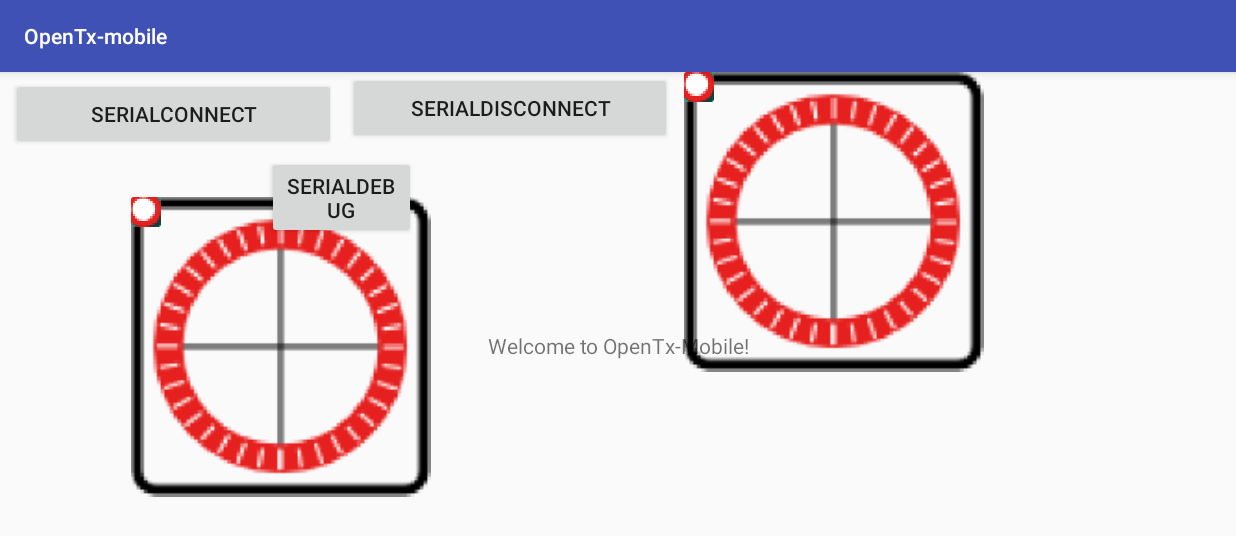
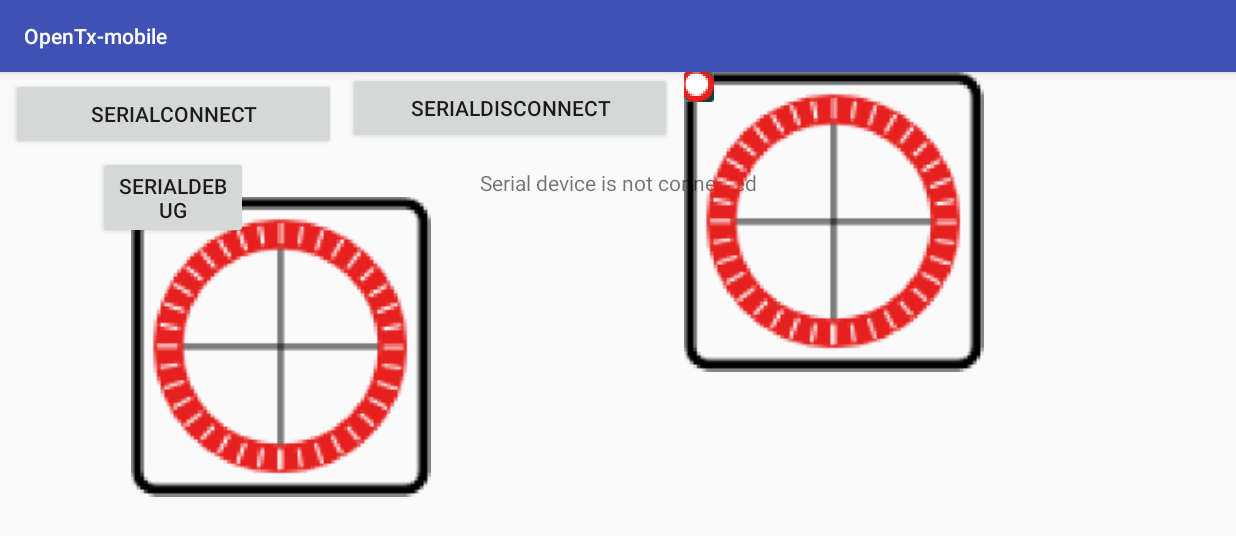
Before and after one commit to c1byte/OpenTX-Mobile, an Android app: the screen it shows after launch (MainActivity), after a tap on "SERIALCONNECT", on a phone screen of 824 x 412 dp (held sideways). Shown: the top 536 px of the screen. Run offline under Robolectric (Android 15) with nearby library versions, the phone set to English and light mode, and no system bars.

Commit message:
Remove OpentxGlobal Add Global value in application Connect improve

```diff
--- a/OpenTxmobile/app/src/main/java/com/choi_n_yang/opentx_mobile/opentx_mobile/MainActivity.java
+++ b/OpenTxmobile/app/src/main/java/com/choi_n_yang/opentx_mobile/opentx_mobile/MainActivity.java
@@ -5,53 +5,51 @@ import android.support.v7.app.AppCompatActivity;
 import android.os.Bundle;
 import android.view.View;
 import android.widget.ImageView;
+import android.widget.TextView;
 
 import com.choi_n_yang.opentx_mobile.opentx_mobile.usbserial.driver.UsbSerialPort;
 
 public class MainActivity extends AppCompatActivity {
 
+    private OpenTxMobileApplication m_App;
+
     @Override
     protected void onCreate(Bundle savedInstanceState) {
         super.onCreate(savedInstanceState);
 
-//        int ch1 = OpenTxGlobal.getInstance().getChannel(0);
-//        int ch2 = OpenTxGlobal.getInstance().getChannel(1);
-//        int ch3 = OpenTxGlobal.getInstance().getChannel(2);
-//        int ch4 = OpenTxGlobal.getInstance().getChannel(3);
-//        ImageView stickA = (ImageView) findViewById(R.id.StickAView);
-//        ImageView stickB = (ImageView) findViewById(R.id.StickBView);
-//        stickA.setY(ch1);
-//        stickA.setX(ch2);
-//        stickB.setY(ch3);
-//        stickB.setX(ch4);
+        m_App = (OpenTxMobileApplication) getApplicationContext();
 
         setContentView(R.layout.activity_main);
 
     }
 
-    private OpenTxMobileApplication applicationClass;
     private UsbSerialPort port;
     public void  onClick(View view) {
 
         Intent intent = new Intent(this, DeviceListActivity.class);
         startActivity(intent);
-        applicationClass = (OpenTxMobileApplication) getApplicationContext();
 
-        port = applicationClass.getUsbSerialPort();
+        port = m_App.getUsbSerialPort();
         SerialConsoleActivity.show(this, port);
 
     }
 
 
 
-    public void onConnect(View view){
+    public void onConnect(View view) {
+        TextView statusTextView;
+        statusTextView = (TextView) findViewById(R.id.txtStatusView);
 
-        applicationClass = (OpenTxMobileApplication) getApplicationContext();
-        applicationClass.openUsbSerialPort();
-}
+        m_App.openUsbSerialPort();
 
+        if (m_App.getUsbSerialPort() == null) {
+            statusTextView.setText("Serial device is not connected");
+        } else {
+            statusTextView.setText("Serial device: " + m_App.getUsbSerialPort().getClass().getSimpleName());
+        }
+    }
     public void onDisConnect(View view){
-        applicationClass = (OpenTxMobileApplication) getApplicationContext();
-        applicationClass.closeUsbSerialPort();
+
+        m_App.closeUsbSerialPort();
     }
 }
--- a/OpenTxmobile/app/src/main/java/com/choi_n_yang/opentx_mobile/opentx_mobile/OpenTxMobileApplication.java
+++ b/OpenTxmobile/app/src/main/java/com/choi_n_yang/opentx_mobile/opentx_mobile/OpenTxMobileApplication.java
@@ -16,6 +16,8 @@ public class OpenTxMobileApplication extends Application {
 
     private UsbManager m_UsbManager;
     private UsbSerialPort m_port;
+    private final int MAX_CHANNEL = 10;
+    private int[] m_Channel = new int[MAX_CHANNEL];
 
     @Override
     public void onCreate() {
@@ -38,7 +40,9 @@ public class OpenTxMobileApplication extends Application {
             final List<UsbSerialPort> ports = driver.getPorts();
             UsbSerialPorts.addAll(ports);
         }
-        m_port = UsbSerialPorts.get(0);
+        if(UsbSerialPorts.size() > 0 ) {
+             m_port = UsbSerialPorts.get(0);
+        }
 
     }
     public void closeUsbSerialPort() {
@@ -48,5 +52,18 @@ public class OpenTxMobileApplication extends Application {
         return m_port;
     }
 
+    public void setChannel( int[] chnl )
+    {
+        for(int i=0; i< MAX_CHANNEL;i++)
+        {
+            m_Channel[i] = chnl[i];
+        }
+    }
+    public void setChannel( int Chnl, int idx)
+    {
+        if( idx < MAX_CHANNEL) {
+            m_Channel[idx] = Chnl;
+        }
+    }
 
 }
--- a/OpenTxmobile/app/src/main/java/com/choi_n_yang/opentx_mobile/opentx_mobile/SerialConsoleActivity.java
+++ b/OpenTxmobile/app/src/main/java/com/choi_n_yang/opentx_mobile/opentx_mobile/SerialConsoleActivity.java
@@ -193,7 +193,7 @@ public class SerialConsoleActivity extends Activity {
      * Starts the activity, using the supplied driver instance.
      *
      * @param context
-     * @param driver
+     * @param port
      */
     static void show(Context context, UsbSerialPort port) {
         sPort = port;
--- a/OpenTxmobile/app/src/main/res/layout/activity_main.xml
+++ b/OpenTxmobile/app/src/main/res/layout/activity_main.xml
@@ -40,26 +40,30 @@
     </FrameLayout>
 
     <TextView
-        android:id="@+id/textView"
+        android:id="@+id/txtStatusView"
         android:layout_width="wrap_content"
         android:layout_height="wrap_content"
         android:text="Welcome to OpenTx-Mobile!"
         app:layout_constraintBottom_toBottomOf="parent"
+        app:layout_constraintHorizontal_bias="0.501"
         app:layout_constraintLeft_toLeftOf="parent"
         app:layout_constraintRight_toRightOf="parent"
-        app:layout_constraintTop_toTopOf="parent" />
+        app:layout_constraintTop_toTopOf="parent"
+        app:layout_constraintVertical_bias="0.185" />
 
     <Button
         android:id="@+id/button"
         android:layout_width="99dp"
         android:layout_height="wrap_content"
+        android:layout_marginEnd="8dp"
+        android:layout_marginStart="8dp"
         android:onClick="onClick"
         android:text="SerialDebug"
         app:layout_constraintBottom_toTopOf="@+id/frameA"
-        app:layout_constraintEnd_toStartOf="@+id/frameA"
-        app:layout_constraintHorizontal_bias="0.5"
-        app:layout_constraintStart_toEndOf="@+id/frameA"
-        app:layout_constraintTop_toTopOf="@+id/frameA" />
+        app:layout_constraintEnd_toEndOf="@+id/btnConnect"
+        app:layout_constraintStart_toStartOf="@+id/btnConnect"
+        app:layout_constraintTop_toTopOf="@+id/frameA"
+        app:layout_constraintVertical_bias="0.49" />
 
     <Button
         android:id="@+id/btnConnect"
@@ -95,7 +99,8 @@
         app:layout_constraintBottom_toBottomOf="parent"
         app:layout_constraintEnd_toEndOf="parent"
         app:layout_constraintStart_toEndOf="@+id/frameA"
-        app:layout_constraintTop_toTopOf="parent">
+        app:layout_constraintTop_toTopOf="parent"
+        app:layout_constraintVertical_bias="1.0">
 
         <ImageView
             android:id="@+id/GimbalBView"
```
Also changed, not shown: OpenTxmobile/app/src/main/java/com/choi_n_yang/opentx_mobile/opentx_mobile/OpenTxGlobal.java (deleted, +0 -31 lines).
